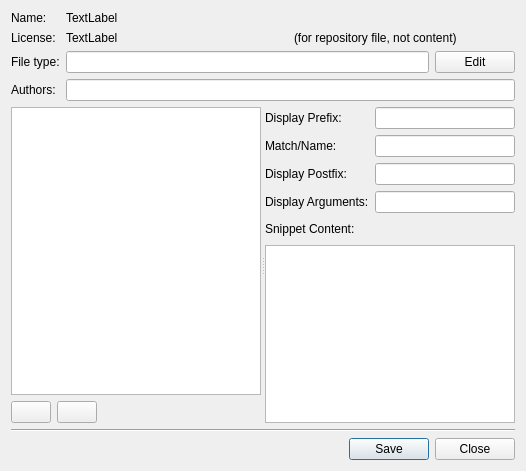
Qt form kate/plugins/snippets_tng/editor/snippeteditorview.ui (KDE/kate) before a commit.
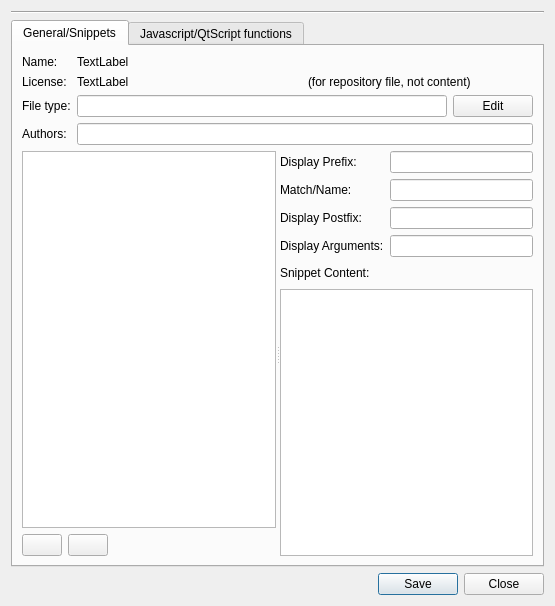
The same form after that commit. Custom widgets are drawn as their Qt base class.

Commit message: jowenn:     layout for script editor addition

```diff
--- a/kate/plugins/snippets_tng/editor/snippeteditorview.ui
+++ b/kate/plugins/snippets_tng/editor/snippeteditorview.ui
@@ -6,10 +6,27 @@
    <rect>
     <x>0</x>
     <y>0</y>
-    <width>526</width>
-    <height>471</height>
+    <width>555</width>
+    <height>606</height>
    </rect>
   </property>
+  <layout class="QVBoxLayout" name="verticalLayout_4">
+   <item>
+    <widget class="Line" name="line">
+     <property name="orientation">
+      <enum>Qt::Horizontal</enum>
+     </property>
+    </widget>
+   </item>
+   <item>
+    <widget class="QTabWidget" name="MainTabWidget">
+     <property name="currentIndex">
+      <number>0</number>
+     </property>
+     <widget class="QWidget" name="tab1">
+      <attribute name="title">
+       <string>General/Snippets</string>
+      </attribute>
   <layout class="QGridLayout" name="gridLayout">
    <item row="0" column="0">
     <widget class="QLabel" name="label">
@@ -119,6 +136,12 @@
    </item>
    <item row="4" column="0" colspan="2">
     <widget class="QSplitter" name="splitter">
+         <property name="sizePolicy">
+          <sizepolicy hsizetype="Expanding" vsizetype="Expanding">
+           <horstretch>0</horstretch>
+           <verstretch>0</verstretch>
+          </sizepolicy>
+         </property>
      <property name="orientation">
       <enum>Qt::Horizontal</enum>
      </property>
@@ -163,7 +186,7 @@
       </layout>
      </widget>
      <widget class="QWidget" name="layoutWidget">
-      <layout class="QVBoxLayout" name="verticalLayout_3">
+          <layout class="QVBoxLayout" name="verticalLayout_3" stretch="0">
        <item>
         <layout class="QVBoxLayout" name="verticalLayout_2">
          <item>
@@ -243,14 +266,21 @@
      </widget>
     </widget>
    </item>
-   <item row="5" column="0" colspan="2">
-    <widget class="Line" name="line">
-     <property name="orientation">
-      <enum>Qt::Horizontal</enum>
-     </property>
-    </widget>
-   </item>
-   <item row="6" column="0" colspan="2">
+      </layout>
+     </widget>
+     <widget class="QWidget" name="tab">
+      <attribute name="title">
+       <string>Javascript/QtScript functions</string>
+      </attribute>
+      <layout class="QGridLayout" name="gridLayout_3">
+       <item row="0" column="0">
+        <widget class="QPlainTextEdit" name="scriptEditor"/>
+       </item>
+      </layout>
+     </widget>
+    </widget>
+   </item>
+   <item>
     <widget class="QDialogButtonBox" name="buttonBox">
      <property name="standardButtons">
       <set>QDialogButtonBox::Close|QDialogButtonBox::Save</set>
```
Lines whose indentation alone changed are shown as unchanged. The commit also changes 1 other file.
